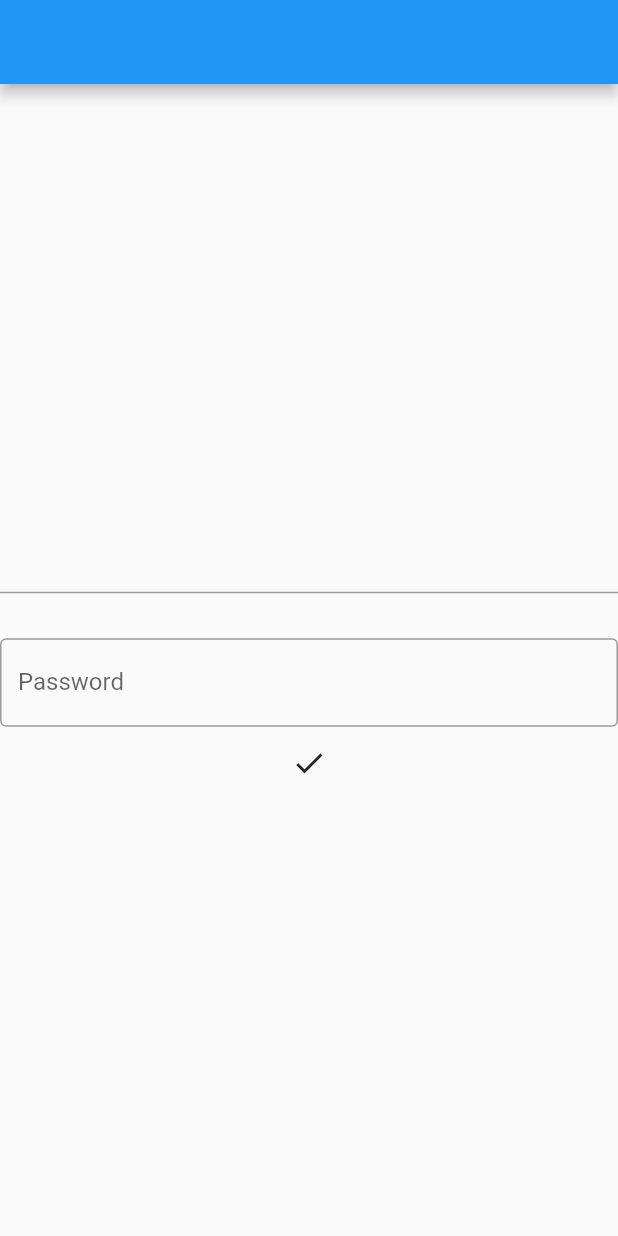
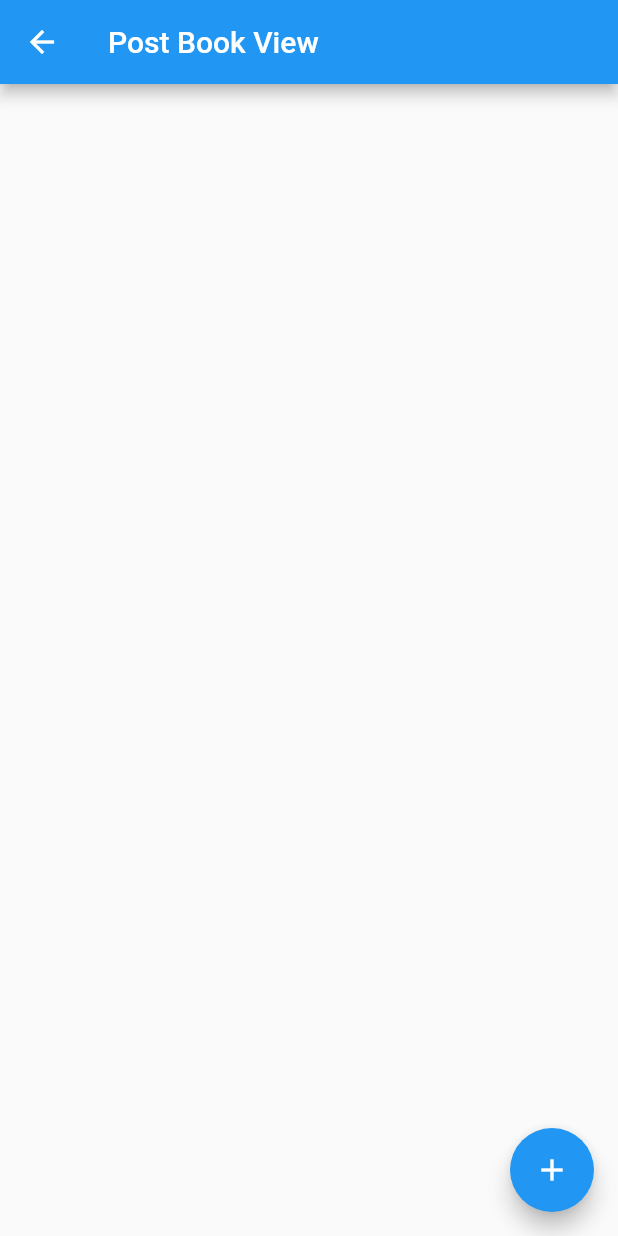
Before and after one commit to VB10/hwaflutter, a Flutter app: the screen it shows after launch, on a phone screen of 412 x 824 dp. Run offline on Flutter 3.47's test engine with Material 2 defaults, Android fonts, the phone set to English and light mode, and no system bars; our stand-ins replace flutter_screenutil.

Commit message:
http post add and dialog add

```diff
--- a/lib/main.dart
+++ b/lib/main.dart
@@ -1,5 +1,6 @@
 import 'package:flutter/material.dart';
 import 'package:hwatutorial/shadow.dart';
+import 'package:hwatutorial/views/firebase_view.dart';
 import 'package:hwatutorial/views/form_view.dart';
 import 'package:hwatutorial/views/json_placeholder_view.dart';
 
@@ -10,9 +11,11 @@ class MyApp extends StatelessWidget {
   Widget build(BuildContext context) {
     return MaterialApp(
       title: 'Material App',
+      initialRoute: "/firebase",
       routes: {
         "/home": (context) => JsonPlaceHolderView(),
         "/": (context) => FormView(),
+        "/firebase": (context) => FirebaseBookView(),
       },
     );
   }
--- /dev/null
+++ b/lib/model/book.dart
@@ -0,0 +1,21 @@
+class Book {
+  String author;
+  int id;
+  String title;
+
+  Book({this.author, this.id, this.title});
+
+  Book.fromJson(Map<String, dynamic> json) {
+    author = json['author'];
+    id = json['id'];
+    title = json['title'];
+  }
+
+  Map<String, dynamic> toJson() {
+    final Map<String, dynamic> data = new Map<String, dynamic>();
+    data['author'] = this.author;
+    data['id'] = this.id.toString();
+    data['title'] = this.title;
+    return data;
+  }
+}
--- /dev/null
+++ b/lib/views/firebase_view.dart
@@ -0,0 +1,97 @@
+import 'dart:convert';
+
+import 'package:flutter/material.dart';
+import 'package:http/http.dart' as http;
+import 'package:hwatutorial/model/book.dart';
+
+class FirebaseBookView extends StatefulWidget {
+  FirebaseBookView({Key key}) : super(key: key);
+
+  _FirebaseBookViewState createState() => _FirebaseBookViewState();
+}
+
+class _FirebaseBookViewState extends State<FirebaseBookView> {
+  TextEditingController _bookNameTEC;
+  TextEditingController _bookIDTEC;
+  TextEditingController _bookAuthorTEC;
+
+  @override
+  void initState() {
+    // TODO: implement initState
+    super.initState();
+    _bookNameTEC = new TextEditingController();
+    _bookIDTEC = new TextEditingController();
+    _bookAuthorTEC = new TextEditingController();
+  }
+
+  Future<bool> _postBookData() async {
+    final _book = new Book();
+    _book.author = _bookAuthorTEC.text;
+    _book.id = int.parse(_bookIDTEC.text);
+    _book.title = _bookNameTEC.text;
+
+    final response = await http.post(
+        "https://hwasampleapi.firebaseio.com/api/books.json",
+        body: json.encode(_book.toJson()));
+
+    if (response.statusCode == 200) {
+      return true;
+    } else {
+      print(response.body);
+      return false;
+    }
+  }
+
+  @override
+  Widget build(BuildContext context) {
+    return Scaffold(
+      appBar: _appBar,
+      floatingActionButton: FloatingActionButton(
+        child: Icon(Icons.add),
+        onPressed: () {
+          showDialog(
+            context: context,
+            builder: (context) {
+              return Dialog(
+                child: Card(
+                  child: Column(
+                    mainAxisSize: MainAxisSize.min,
+                    children: <Widget>[
+                      TextField(
+                        controller: _bookNameTEC,
+                        decoration: InputDecoration(labelText: "TITLE"),
+                      ),
+                      TextField(
+                        controller: _bookIDTEC,
+                        decoration: InputDecoration(labelText: "ID"),
+                      ),
+                      TextField(
+                        controller: _bookAuthorTEC,
+                        decoration: InputDecoration(labelText: "AUTHOR"),
+                      ),
+                      IconButton(
+                        icon: Icon(
+                          Icons.send,
+                          color: Colors.blue,
+                        ),
+                        onPressed: () async {
+                          final _result = await _postBookData();
+                          print(_result);
+                        },
+                      )
+                    ],
+                  ),
+                ),
+              );
+            },
+          );
+        },
+      ),
+      floatingActionButtonLocation: FloatingActionButtonLocation.endFloat,
+    );
+  }
+
+  AppBar get _appBar => AppBar(
+        title: Text("Post Book View"),
+      );
+}
```
